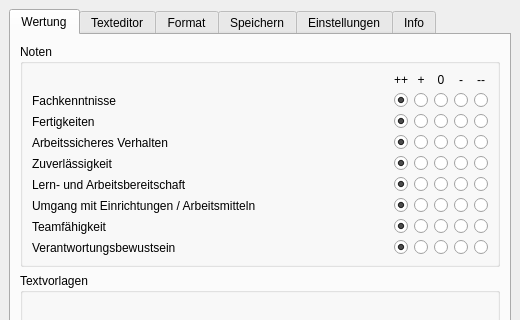
The window that mainwindow.ui (str4el/grading) describes before a commit, drawn with Qt 5; both pictures show x 0 to 520 and y 0 to 320 of the 520 by 530 pixel window.
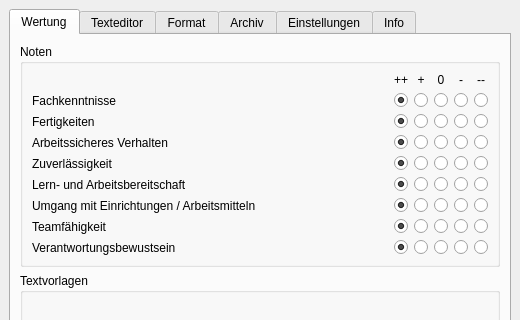
The same window after the commit.

Commit message: Speichern in Archiv umbenannt

The edit to the form file:
```diff
--- a/mainwindow.ui
+++ b/mainwindow.ui
@@ -1376,7 +1376,7 @@
       </widget>
       <widget class="QWidget" name="saveTab">
        <attribute name="title">
-        <string>Speichern</string>
+        <string>Archiv</string>
        </attribute>
        <layout class="QVBoxLayout" name="verticalLayout7">
         <item>
```
The commit also changes 1 other file.
